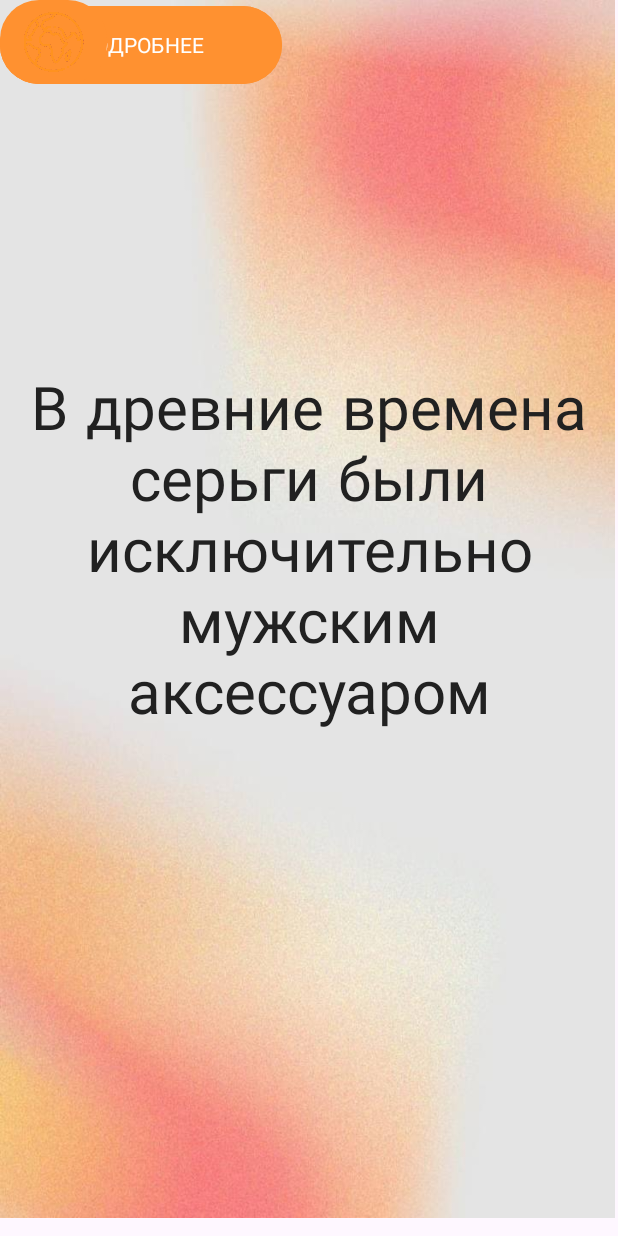
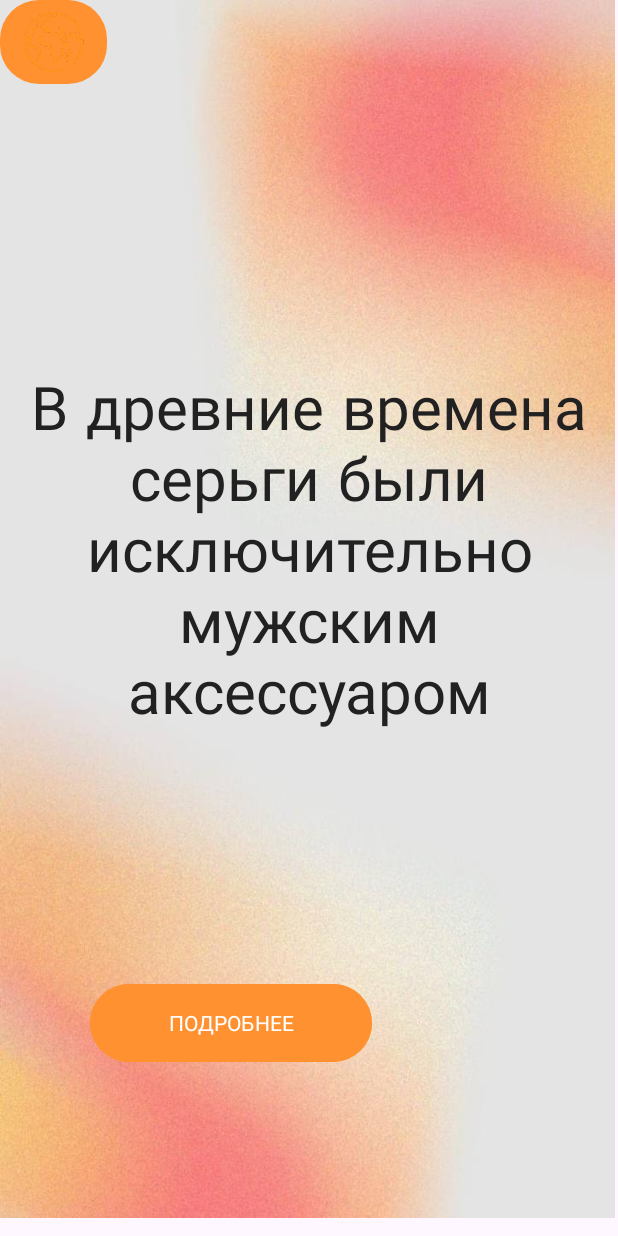
Before and after one commit to Ivan8293/Pocket_Knowledge, an Android app: the FactActivity screen opened directly, with no data from a screen before it, on a phone screen of 412 x 824 dp. Run offline under Robolectric (Android 15) with nearby library versions, the phone set to English and light mode, and no system bars; Roboto replaces fonts that are not available here.

Commit message:
Добавил навигацию ниче не работает из за верстки

```diff
--- a/app/src/main/res/layout/activity_fact.xml
+++ b/app/src/main/res/layout/activity_fact.xml
@@ -25,11 +25,16 @@
             android:orientation="vertical">
 
             <ImageView
-                android:id="@+id/icon1"
+                android:id="@+id/MainButton"
                 android:layout_width="wrap_content"
                 android:layout_height="33dp"
                 android:src="@drawable/planet_earth"
-                app:srcCompat="@drawable/image" />  <!-- Замените на ваш ресурс иконки -->
+                app:srcCompat="@drawable/image"
+                app:layout_constraintBottom_toBottomOf="parent"
+        app:layout_constraintEnd_toEndOf="parent"
+
+        app:layout_constraintStart_toStartOf="parent"
+        app:layout_constraintTop_toTopOf="parent" />  <!-- Замените на ваш ресурс иконки -->
 
             <TextView
                 android:id="@+id/button_text1"
@@ -47,7 +52,7 @@
             android:orientation="vertical">
 
             <ImageView
-                android:id="@+id/icon3"
+                android:id="@+id/CatButton"
                 android:layout_width="wrap_content"
                 android:layout_height="33dp"
                 android:src="@drawable/planet_earth"
@@ -69,7 +74,7 @@
             android:orientation="vertical">
 
             <ImageView
-                android:id="@+id/icon2"
+                android:id="@+id/favorButton"
                 android:layout_width="wrap_content"
                 android:layout_height="33dp"
                 android:src="@drawable/planet_earth"
@@ -91,7 +96,7 @@
             android:orientation="vertical">
 
             <ImageView
-                android:id="@+id/icon4"
+                android:id="@+id/button_menu"
                 android:layout_width="wrap_content"
                 android:layout_height="33dp"
                 android:src="@drawable/planet_earth"
@@ -114,8 +119,8 @@
         android:layout_height="812dp"
         android:scaleType="fitXY"
         app:srcCompat="@drawable/fact_back"
-        tools:layout_editor_absoluteX="0dp"
-        tools:layout_editor_absoluteY="-4dp" />
+        tools:layout_editor_absoluteX="1dp"
+        tools:layout_editor_absoluteY="-3dp" />
 
     <TextView
         android:layout_width="wrap_content"
@@ -141,8 +146,13 @@
         android:fontFamily="@font/roboto_bold"
         android:text="ПОДРОБНЕЕ"
         android:textSize="14sp"
-        tools:layout_editor_absoluteX="63dp"
-        tools:layout_editor_absoluteY="573dp" />
+        app:layout_constraintBottom_toBottomOf="parent"
+        app:layout_constraintEnd_toEndOf="parent"
+
+        app:layout_constraintHorizontal_bias="0.269"
+        app:layout_constraintStart_toStartOf="parent"
+        app:layout_constraintTop_toTopOf="parent"
+        app:layout_constraintVertical_bias="0.853" />
 
     <LinearLayout
         android:layout_width="71dp"
```
Also changed, not shown: app/src/main/java/com/example/pocketknowledge/MainActivity.kt (+12 -0 lines), app/src/main/java/com/example/pocketknowledge/MenuActivity.kt (+43 -0 lines), app/src/main/res/layout/activity_category.xml (+9 -7 lines), app/src/main/res/layout/activity_favorite.xml (+11 -6 lines), app/src/main/res/layout/activity_history.xml (+13 -6 lines), app/src/main/res/layout/activity_main.xml (+7 -3 lines), app/src/main/res/layout/activity_menu.xml (+24 -17 lines).
